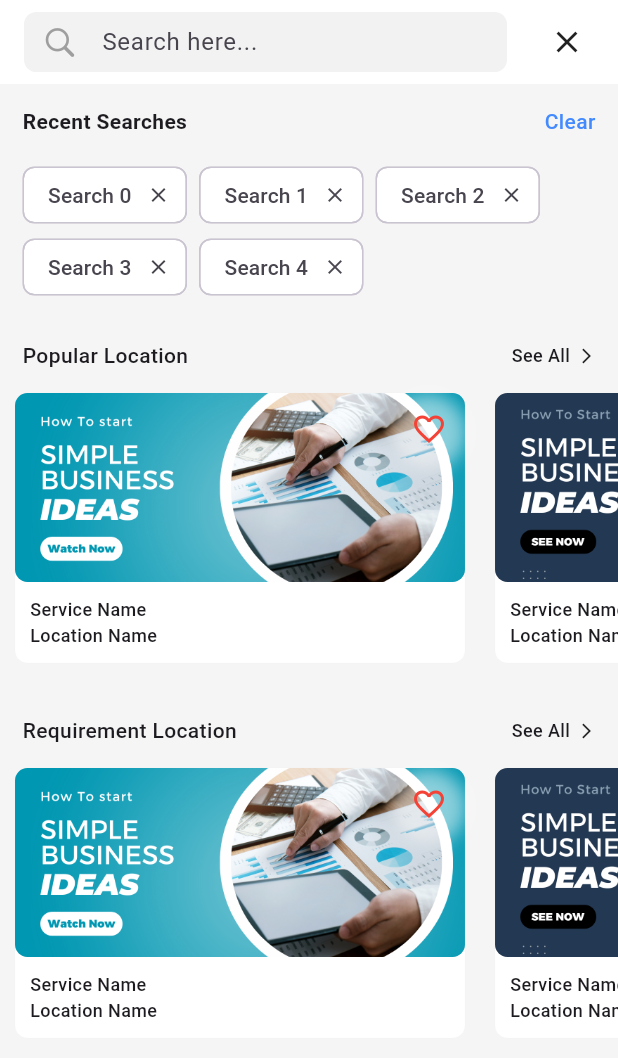
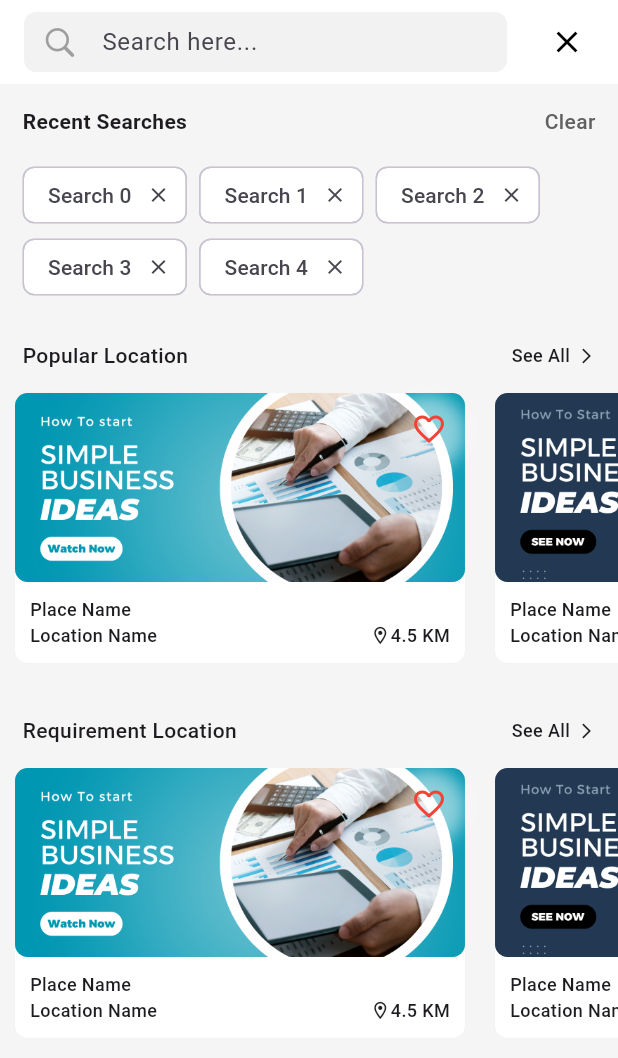
Before and after one commit to Akshay-Panika/CG-tourism, a Flutter app: the screen it shows after launch, after a tap on "Search here...", on a phone screen of 412 x 824 dp. Shown: the top 1058 px of the screen. Run offline on Flutter 3.47's test engine with Material 3 defaults, Android fonts, the phone set to English and light mode, and no system bars; our stand-ins replace carousel_slider; network calls fail.

Commit message:
Create by Akshay at 11-05-25

```diff
--- a/lib/core/widget/custom_banner.dart
+++ b/lib/core/widget/custom_banner.dart
@@ -1,4 +1,5 @@
 import 'package:carousel_slider/carousel_slider.dart';
+import 'package:cg_tourism/core/costant/custom_color.dart';
 import 'package:flutter/material.dart';
 import 'custom_container.dart';
 
@@ -60,7 +61,7 @@ class _CustomBannerState extends State<CustomBanner> {
               height: 5,
               width: _current == index ? 24 : 10,
               decoration: BoxDecoration(
-                color: _current == index ? Colors.blueAccent : Colors.grey,
+                color: _current == index ? CustomColor.greenColor : Colors.grey,
                 borderRadius: BorderRadius.circular(2),
               ),
             );
--- a/lib/core/widget/custom_button.dart
+++ b/lib/core/widget/custom_button.dart
@@ -16,7 +16,7 @@ class CustomButton extends StatelessWidget {
         padding: EdgeInsets.symmetric(vertical: 10),
         decoration: BoxDecoration(
           borderRadius: BorderRadius.circular(8.0),
-          color: CustomColor.appColor,
+          color: CustomColor.greenColor,
         ),
         child: Center(child: Text(text!, style: TextStyle(
           color: Colors.white,
--- a/lib/core/widget/custom_highlight_service.dart
+++ b/lib/core/widget/custom_highlight_service.dart
@@ -1,4 +1,5 @@
 import 'package:carousel_slider/carousel_slider.dart';
+import 'package:cg_tourism/core/costant/custom_color.dart';
 import 'package:flutter/cupertino.dart';
 import 'package:flutter/material.dart';
 
@@ -88,7 +89,7 @@ class _CustomHighlightServiceState extends State<CustomHighlightService> {
                   height: 5,
                   width: _current == index ? 24 : 10,
                   decoration: BoxDecoration(
-                    color: _current == index ? Colors.blueAccent : Colors.grey,
+                    color: _current == index ? CustomColor.greenColor : Colors.grey,
                     borderRadius: BorderRadius.circular(2),
                   ),
                 );
--- a/lib/core/widget/custom_service_list.dart
+++ b/lib/core/widget/custom_service_list.dart
@@ -1,7 +1,6 @@
 import 'package:flutter/cupertino.dart';
 import 'package:flutter/material.dart';
-import '../../feature/service/screen/servise_details_screen.dart';
-import 'custom_amount_text.dart';
+import '../../feature/service/screen/place_details_screen.dart';
 import 'custom_container.dart';
 import 'custom_favorite_button.dart';
 import 'custom_headline.dart';
@@ -49,7 +48,7 @@ class CustomServiceList extends StatelessWidget {
                             alignment: Alignment.topRight,
                             child: CustomFavoriteButton(),
                         ),
-                        onTap: () => Navigator.push(context, MaterialPageRoute(builder: (context) => ServiceDetailsScreen(),)),
+                        onTap: () => Navigator.push(context, MaterialPageRoute(builder: (context) => PlaceDetailsScreen(),)),
                       ),
                     ),
 
@@ -59,8 +58,19 @@ class CustomServiceList extends StatelessWidget {
                         crossAxisAlignment: CrossAxisAlignment.start,
                         mainAxisAlignment: MainAxisAlignment.start,
                         children: [
-                          Text('Service Name', style: TextStyle(fontSize: 12,fontWeight: FontWeight.w500),),
-                          Text('Location Name', style: TextStyle(fontSize: 12,fontWeight: FontWeight.w500),),
+                          Text('Place Name', style: TextStyle(fontSize: 12,fontWeight: FontWeight.w500),),
+                          Row(
+                            mainAxisAlignment: MainAxisAlignment.spaceBetween,
+                            children: [
+                              Text('Location Name', style: TextStyle(fontSize: 12,fontWeight: FontWeight.w500),),
+                              Row(
+                                children: [
+                                  Icon(Icons.location_on_outlined,size: 14,),
+                                  Text('4.5 KM', style: TextStyle(fontSize: 12,fontWeight: FontWeight.w500),),
+                                ],
+                              ),
+                            ],
+                          ),
                         ],
                       ),
                     ),
--- a/lib/feature/booking/screen/booking_screen.dart
+++ b/lib/feature/booking/screen/booking_screen.dart
@@ -1,14 +1,42 @@
+import 'package:cg_tourism/core/costant/custom_color.dart';
+import 'package:cg_tourism/core/costant/text_style.dart';
 import 'package:cg_tourism/core/widget/custom_appbar.dart';
+import 'package:cg_tourism/core/widget/custom_container.dart';
 import 'package:flutter/cupertino.dart';
+import 'package:flutter/material.dart';
 
 class BookingScreen extends StatelessWidget {
   const BookingScreen({super.key});
 
   @override
   Widget build(BuildContext context) {
-    return CustomAppBar(
-      title: 'Booking',
-      showFavoriteIcon: true,
+    return Scaffold(
+      appBar: CustomAppBar(
+        title: 'Booking',
+        showFavoriteIcon: true,
+      ),
+
+      body: Column(
+        children: [
+          Expanded(
+            child: ListView.builder(
+              itemCount: 5,
+              padding: EdgeInsets.all(10),
+              itemBuilder: (context, index) {
+              return CustomContainer(
+                backgroundColor: CustomColor.whiteColor,
+                padding: EdgeInsets.zero,
+                margin: EdgeInsets.symmetric(vertical: 5),
+                child: ListTile(
+                  leading: CircleAvatar(backgroundColor: CustomColor.canvasColor,child: Icon(Icons.place, color: CustomColor.greenColor,),),
+                  title: Text('Place Name', style: textStyle14(context),),
+                  subtitle: Text('Place Name', style: textStyle12(context, color: CustomColor.descriptionColor),),
+                ),
+              );
+            },),
+          )
+        ],
+      ),
     );
   }
 }
--- a/lib/feature/dashboard/screen/dashboard_screen.dart
+++ b/lib/feature/dashboard/screen/dashboard_screen.dart
@@ -3,9 +3,9 @@ import 'package:flutter/material.dart';
 import 'package:flutter/services.dart';
 import '../../../core/costant/custom_color.dart';
 import '../../booking/screen/booking_screen.dart';
+import '../../districts/screen/districts_screen.dart';
 import '../../home/screen/home_screen.dart';
 import '../../more/screen/more_screen.dart';
-import '../../place/screen/place_screen.dart';
 
 class DashboardScreen extends StatefulWidget {
   const DashboardScreen({super.key});
@@ -36,7 +36,7 @@ class _DashboardScreenState extends State<DashboardScreen> {
   final List<Widget> _screens = const [
     HomeScreen(),
     BookingScreen(),
-    PlaceScreen(),
+    DistrictsScreen(),
     MoreScreen(),
   ];
   List<int> _history = [0];
@@ -73,7 +73,7 @@ class _DashboardScreenState extends State<DashboardScreen> {
               }
             },
             type: BottomNavigationBarType.fixed,
-            selectedItemColor: CustomColor.appColor,
+            selectedItemColor: CustomColor.greenColor,
             unselectedItemColor: CustomColor.iconColor,
             backgroundColor: Colors.white,
             elevation: 0.8,
--- /dev/null
+++ b/lib/feature/districts/screen/districts_screen.dart
@@ -0,0 +1,109 @@
+import 'package:cg_tourism/core/costant/dimension.dart';
+import 'package:cg_tourism/core/costant/text_style.dart';
+import 'package:cg_tourism/core/widget/custom_appbar.dart';
+import 'package:flutter/cupertino.dart';
+import 'package:flutter/material.dart';
+
+import '../../../core/costant/custom_color.dart';
+import '../../../core/widget/custom_container.dart';
+import '../../../core/widget/custom_headline.dart';
+import '../../service/screen/place_subcategory_screen.dart';
+
+class DistrictsScreen extends StatefulWidget {
+  const DistrictsScreen({super.key});
+
+  @override
+  State<DistrictsScreen> createState() => _DistrictsScreenState();
+}
+
+class _DistrictsScreenState extends State<DistrictsScreen> {
+
+
+  List<Map<String, dynamic>> chhattisgarhDistrictsWithIcons = [
+    {"name": "Balod", "icon": Icons.location_city},
+    {"name": "Baloda Bazar-Bhatapara", "icon": Icons.location_city},
+    {"name": "Balrampur-Ramanujganj", "icon": Icons.location_city},
+    {"name": "Bastar", "icon": Icons.location_city},
+    {"name": "Bemetara", "icon": Icons.location_city},
+    {"name": "Bijapur", "icon": Icons.location_city},
+    {"name": "Bilaspur", "icon": Icons.location_city},
+    {"name": "Dantewada", "icon": Icons.location_city},
+    {"name": "Dhamtari", "icon": Icons.location_city},
+    {"name": "Durg", "icon": Icons.location_city},
+    {"name": "Gariaband", "icon": Icons.location_city},
+    {"name": "Gaurela-Pendra-Marwahi", "icon": Icons.location_city},
+    {"name": "Janjgir-Champa", "icon": Icons.location_city},
+    {"name": "Jashpur", "icon": Icons.location_city},
+    {"name": "Kabirdham (Kawardha)", "icon": Icons.location_city},
+    {"name": "Kanker", "icon": Icons.location_city},
+    {"name": "Khairagarh-Chhuikhadan-Gandai", "icon": Icons.location_city},
+    {"name": "Kondagaon", "icon": Icons.location_city},
+    {"name": "Korba", "icon": Icons.location_city},
+    {"name": "Koriya", "icon": Icons.location_city},
+    {"name": "Mahasamund", "icon": Icons.location_city},
+    {"name": "Manendragarh-Chirmiri-Bharatpur", "icon": Icons.location_city},
+    {"name": "Mohla-Manpur-Ambagarh Chowki", "icon": Icons.location_city},
+    {"name": "Mungeli", "icon": Icons.location_city},
+    {"name": "Narayanpur", "icon": Icons.location_city},
+    {"name": "Raigarh", "icon": Icons.location_city},
+    {"name": "Raipur", "icon": Icons.location_city},
+    {"name": "Rajnandgaon", "icon": Icons.location_city},
+    {"name": "Sakti", "icon": Icons.location_city},
+    {"name": "Sarangarh-Bilaigarh", "icon": Icons.location_city},
+    {"name": "Sukma", "icon": Icons.location_city},
+    {"name": "Surajpur", "icon": Icons.location_city},
+    {"name": "Surguja", "icon": Icons.location_city},
+  ];
+
+
+  @override
+  Widget build(BuildContext context) {
+    return Scaffold(
+      appBar: CustomAppBar(title: 'Place',showFavoriteIcon: true,),
+
+      body: Column(
+        children: [
+
+
+          Expanded(
+            child: GridView.builder(
+              padding: const EdgeInsets.symmetric(horizontal: 10.0, vertical: 10),
+              itemCount: chhattisgarhDistrictsWithIcons.length,
+              gridDelegate: const SliverGridDelegateWithFixedCrossAxisCount(
+                  crossAxisCount: 3,
+                  childAspectRatio: 1.11 / 1,
+                  crossAxisSpacing: 10,
+                  mainAxisSpacing: 10,
+              ),
+              itemBuilder: (context, index) {
+                return CustomContainer(
+                  padding: EdgeInsets.zero,
+                  margin: EdgeInsets.zero,
+                  backgroundColor: Colors.white,
+                  onTap: () => Navigator.push(context,  MaterialPageRoute(builder: (context) => PlaceSubcategoryScreen(),)),
+                  child: Column(
+                    mainAxisAlignment: MainAxisAlignment.spaceEvenly,
+                    crossAxisAlignment: CrossAxisAlignment.center,
+                    children: [
+                      Expanded(child: CustomContainer(
+                        backgroundColor: Colors.transparent,
+                        child: Icon(chhattisgarhDistrictsWithIcons[index]['icon'], size: 30, color: CustomColor.greenColor,),
+                      )),
+                      Padding(
+                        padding: const EdgeInsets.all(10.0),
+                        child: Text(chhattisgarhDistrictsWithIcons[index]['name'],
+                          style: textStyle12(context, color: CustomColor.greenColor),
+                          textAlign: TextAlign.center,
+                        ),
+                      ),
+                    ],
+                  ),
+                );
+              },
+            ),
+          ),
+        ],
+      ),
+    );
+  }
+}
--- a/lib/feature/home/screen/home_screen.dart
+++ b/lib/feature/home/screen/home_screen.dart
@@ -1,3 +1,4 @@
+import 'package:cg_tourism/core/costant/text_style.dart';
 import 'package:cg_tourism/feature/search/screen/search_screen.dart';
 import 'package:flutter/cupertino.dart';
 import 'package:flutter/material.dart';
@@ -9,7 +10,8 @@ import '../../../core/widget/custom_headline.dart';
 import '../../../core/widget/custom_highlight_service.dart';
 import '../../../core/widget/custom_search_bar.dart';
 import '../../../core/widget/custom_service_list.dart';
-import '../../service/screen/service_screen.dart';
+import '../../location/widget/pic_location_dialog.dart';
+import '../../service/screen/place_screen.dart';
 import '../widget/profile_card_widget.dart';
 
 class HomeScreen extends StatefulWidget {
@@ -23,6 +25,16 @@ class _HomeScreenState extends State<HomeScreen> {
   bool _showServicePage = false;
   int _selectedServiceIndex = 0;
 
+  final List<Map<String, dynamic>> placesWithIcons = [
+    {"name": "Temple", "icon": Icons.account_balance},
+    {"name": "Mountain", "icon": Icons.terrain},
+    {"name": "River", "icon": Icons.water},
+    {"name": "Palace", "icon": Icons.account_balance_outlined},
+    {"name": "Railway Station", "icon": Icons.train},
+    {"name": "Stadium", "icon": Icons.sports_soccer},
+    {"name": "Restaurant", "icon": Icons.restaurant},
+    {"name": "Forest", "icon": Icons.forest},
+  ];
   @override
   Widget build(BuildContext context) {
     return Scaffold(
@@ -36,14 +48,18 @@ class _HomeScreenState extends State<HomeScreen> {
                   _selectedServiceIndex = 0;
                 });
               },
-              child:  Icon(Icons.dashboard, size: 25, color: CustomColor.appColor,),),
+              child:  Icon(Icons.dashboard, size: 25, color: CustomColor.greenColor,),),
           ) : null,
         leadingWidth: !_showServicePage ?0:40,
 
-          titleWidget: Column(
+          titleWidget: InkWell(
+            onTap: () async{
+              _showServicePage? null :await picLocationDialog(context);
+            },
+            child: Column(
               crossAxisAlignment: CrossAxisAlignment.start,
               children:  [
-              Text(_showServicePage ? 'Location Name':'CG Tourism', style: TextStyle(fontSize: 16, fontWeight: FontWeight.w600,),),
+                Text(_showServicePage ? placesWithIcons[_selectedServiceIndex]['name'] :'CG Tourism', style: textStyle16(context, color: CustomColor.greenColor),),
                 SizedBox(height: 2),
                 Text(
                   "Waidhan Singrauli Madhya Pradesh Pin- 486886",
@@ -55,12 +71,13 @@ class _HomeScreenState extends State<HomeScreen> {
                 ),
               ],
             ),
+          ),
         showNotificationIcon: true,
         //showFavoriteIcon: true,
       ),
 
       body: _showServicePage
-          ? ServiceScreen()
+          ? PlaceScreen()
           : CustomScrollView(
         slivers: [
 
@@ -89,13 +106,13 @@ class _HomeScreenState extends State<HomeScreen> {
                 const SizedBox(height: 5),
 
                 /// Services
-                CustomHeadline(headline: 'Locations',),
+                CustomHeadline(headline: 'Place',),
                 Padding(
                   padding: const EdgeInsets.symmetric(horizontal: 10),
                   child: GridView.builder(
                     shrinkWrap: true,
                     physics: const NeverScrollableScrollPhysics(),
-                    itemCount: 8,
+                    itemCount: placesWithIcons.length,
                     gridDelegate: const SliverGridDelegateWithFixedCrossAxisCount(
                       crossAxisCount: 3,
                       childAspectRatio: 1.11 / 1,
@@ -119,15 +136,12 @@ class _HomeScreenState extends State<HomeScreen> {
                           children: [
                              Expanded(child: CustomContainer(
                                backgroundColor: Colors.transparent,
-                              child: Icon(Icons.travel_explore, size: 30, color: CustomColor.appColor,),
+                              child: Icon(placesWithIcons[index]['icon'], size: 30, color: CustomColor.greenColor,),
                             )),
                             Padding(
                               padding: const EdgeInsets.all(10.0),
-                              child: Text('Location',
-                                style: const TextStyle(
-                                  fontSize: 12,
-                                  fontWeight: FontWeight.w500,
-                                ),
+                              child: Text(placesWithIcons[index]['name'],
+                                style: textStyle12(context, color: CustomColor.greenColor),
                                 textAlign: TextAlign.center,
                               ),
                             ),
--- a/lib/feature/home/widget/profile_card_widget.dart
+++ b/lib/feature/home/widget/profile_card_widget.dart
@@ -1,4 +1,5 @@
 
+import 'package:cg_tourism/core/costant/text_style.dart';
 import 'package:flutter/cupertino.dart';
 import 'package:flutter/material.dart';
 
@@ -43,14 +44,14 @@ class ProfileCardWidget extends StatelessWidget {
                 child: Container(
                   padding: EdgeInsets.symmetric(vertical: 5, horizontal: 15),
                   decoration: BoxDecoration(
-                    border: Border.all(color: CustomColor.appColor, width: 0.5),
+                    border: Border.all(color: CustomColor.greenColor, width: 0.5),
                     borderRadius: BorderRadius.circular(10)
                   ),
                   child: Row(
                     spacing: 5,
                     children: [
-                      Icon(Icons.directions_car, size: 16,),
-                      Text('My Booking', style: TextStyle(fontWeight: FontWeight.w600),)
+                      Icon(Icons.directions_car, size: 16,color: CustomColor.greenColor,),
+                      Text('My Booking', style: textStyle12(context),)
                     ],
                   ),
                 ),
--- a/lib/feature/place/screen/place_screen.dart
+++ /dev/null
@@ -1,68 +0,0 @@
-import 'package:cg_tourism/core/costant/dimension.dart';
-import 'package:cg_tourism/core/widget/custom_appbar.dart';
-import 'package:flutter/cupertino.dart';
-import 'package:flutter/material.dart';
-
-import '../../../core/costant/custom_color.dart';
-import '../../../core/widget/custom_container.dart';
-import '../../../core/widget/custom_headline.dart';
-
-class PlaceScreen extends StatelessWidget {
-  const PlaceScreen({super.key});
-
-  @override
-  Widget build(BuildContext context) {
-    return Scaffold(
-      appBar: CustomAppBar(title: 'Place',showFavoriteIcon: true,),
-
-      body: Column(
-        children: [
-
-          20.height,
-          CustomHeadline(headline: 'Locations',),
-          Padding(
-            padding: const EdgeInsets.symmetric(horizontal: 10),
-            child: GridView.builder(
-              shrinkWrap: true,
-              physics: const NeverScrollableScrollPhysics(),
-              itemCount: 8,
-              gridDelegate: const SliverGridDelegateWithFixedCrossAxisCount(
-                  crossAxisCount: 3,
-                  childAspectRatio: 1.11 / 1,
-                  crossAxisSpacing: 10,
-                  mainAxisSpacing: 10
-              ),
-              itemBuilder: (context, index) {
-                return CustomContainer(
-                  padding: EdgeInsets.zero,
-                  margin: EdgeInsets.zero,
-                  backgroundColor: Colors.white,
-                  child: Column(
-                    mainAxisAlignment: MainAxisAlignment.spaceEvenly,
-                    crossAxisAlignment: CrossAxisAlignment.center,
-                    children: [
-                      Expanded(child: CustomContainer(
-                        backgroundColor: Colors.transparent,
-                        child: Icon(Icons.travel_explore, size: 30, color: CustomColor.appColor,),
-                      )),
-                      Padding(
-                        padding: const EdgeInsets.all(10.0),
-                        child: Text('Location',
-                          style: const TextStyle(
-                            fontSize: 12,
-                            fontWeight: FontWeight.w500,
-                          ),
-                          textAlign: TextAlign.center,
-                        ),
-                      ),
-                    ],
-                  ),
-                );
-              },
-            ),
-          ),
-        ],
-      ),
-    );
-  }
-}
--- a/lib/feature/profile/screen/profile_screen.dart
+++ b/lib/feature/profile/screen/profile_screen.dart
@@ -72,7 +72,7 @@ class _ProfileScreenState extends State<ProfileScreen> {
                       bottom: 0, right: 0,
                       child: CircleAvatar(
                           backgroundColor: Colors.grey.shade50,
-                          child: Icon(Icons.edit, color: CustomColor.appColor,)))
+                          child: Icon(Icons.edit, color: CustomColor.greenColor,)))
                 ],
               ),
               SizedBox(height: 10),
--- a/lib/feature/search/screen/search_screen.dart
+++ b/lib/feature/search/screen/search_screen.dart
@@ -1,3 +1,5 @@
+import 'package:cg_tourism/core/costant/custom_color.dart';
+import 'package:cg_tourism/core/costant/text_style.dart';
 import 'package:flutter/cupertino.dart';
 import 'package:flutter/material.dart';
 
@@ -29,7 +31,7 @@ class SearchScreen extends StatelessWidget {
         ),
         actions: [
           IconButton(
-            icon: const Icon(Icons.close, color: Colors.black87),
+            icon:  Icon(Icons.close, color: CustomColor.iconColor),
             onPressed: () => Navigator.pop(context),
           ),
           SizedBox(width: 10,),
@@ -45,7 +47,7 @@ class SearchScreen extends StatelessWidget {
                   mainAxisAlignment: MainAxisAlignment.spaceBetween,
                   children: [
                     const Text('Recent Searches', style: TextStyle(fontSize: 14, fontWeight: FontWeight.w600),),
-                    const Text('Clear', style: TextStyle(fontSize: 14, fontWeight: FontWeight.w500, color: Colors.blueAccent),),
+                     Text('Clear', style: textStyle14(context,color: CustomColor.descriptionColor),),
                   ],
                 ),
               ),
--- a/lib/main.dart
+++ b/lib/main.dart
@@ -26,7 +26,7 @@ class MyApp extends StatelessWidget {
           elevation: 0,
           iconTheme: IconThemeData(color: CustomColor.iconColor),
           actionsIconTheme: IconThemeData(color: CustomColor.iconColor),
-          titleTextStyle:  TextStyle(fontSize: 16, color: CustomColor.appColor, fontWeight: FontWeight.w600,),
+          titleTextStyle:  TextStyle(fontSize: 16, color: CustomColor.greenColor, fontWeight: FontWeight.w600,),
         ),
 
       ),
```
Also changed, not shown: lib/feature/location/widget/pic_location_dialog.dart (added, +28 -0 lines), lib/feature/service/screen/place_details_screen.dart (renamed from lib/feature/service/screen/servise_details_screen.dart, +60 -6 lines), lib/feature/service/screen/place_screen.dart (added, +14 -0 lines), lib/feature/service/screen/place_subcategory_screen.dart (added, +60 -0 lines), lib/feature/service/screen/service_screen.dart (deleted, +0 -52 lines), 2 other files. Lines whose indentation alone changed are shown as unchanged.
